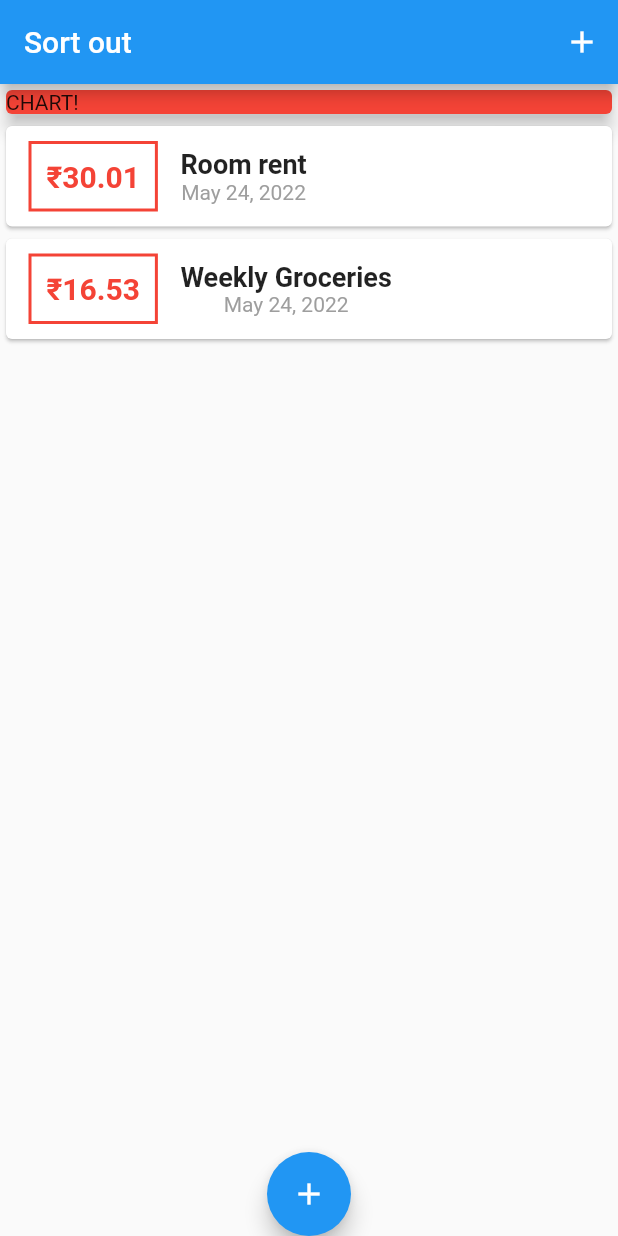
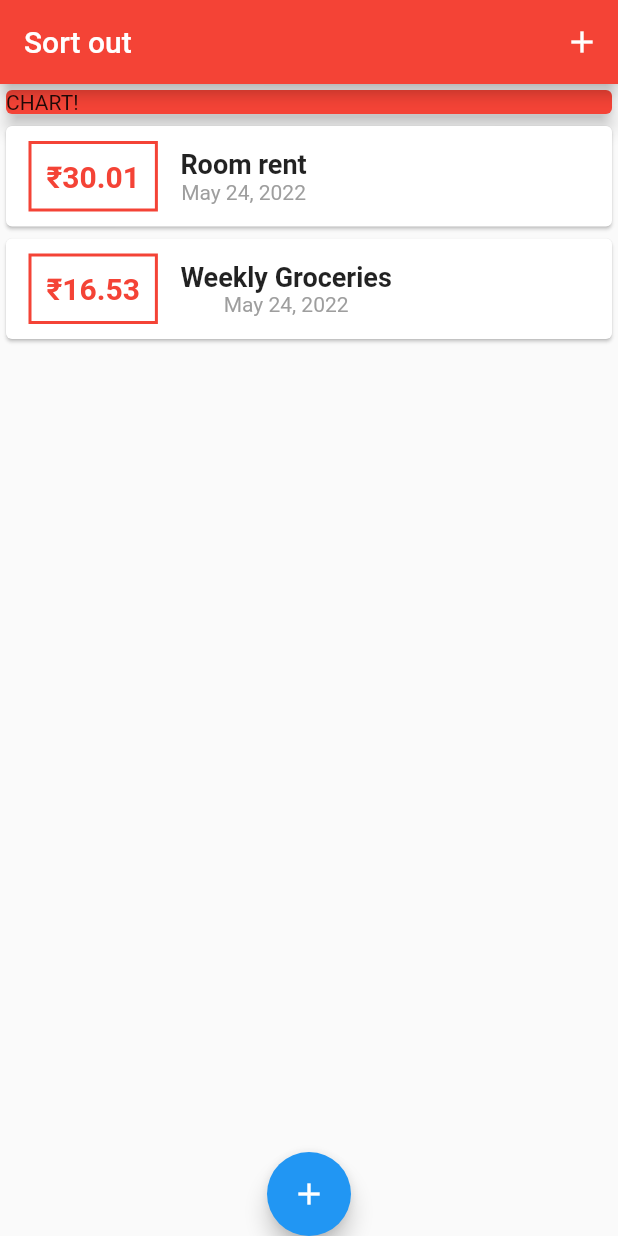
Before and after one commit to Shogil/Daily-expense-tracker-flutter, a Flutter app: the screen it shows after launch, on a phone screen of 412 x 824 dp. Run offline on Flutter 3.47's test engine with Material 2 defaults, Android fonts, the phone set to English and light mode, and no system bars.

Commit message:
update the transaction file

```diff
--- a/lib/main.dart
+++ b/lib/main.dart
@@ -12,7 +12,7 @@ class MyApp extends StatelessWidget {
   @override
   Widget build(BuildContext context) {
     return MaterialApp(
-      title: 'Expense app',
+      title: 'Sort Out',
       home: MyHomePage(),
     );
   }
@@ -69,6 +69,7 @@ class _MyHomePageState extends State<MyHomePage> {
   Widget build(BuildContext context) {
     return Scaffold(
       appBar: AppBar(
+        backgroundColor: Colors.red,
         title: Text('Sort out'),
         actions: <Widget>[
           IconButton(
```
